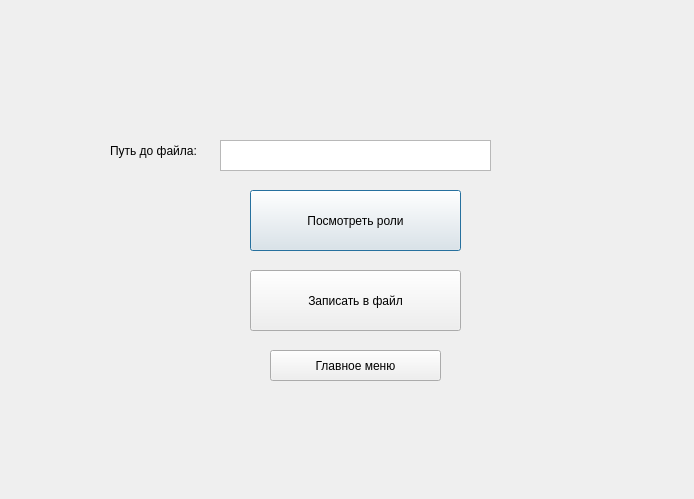
icspero/3-semester-CourseWork_Client, file user_rolewindow.ui: the form before one commit.
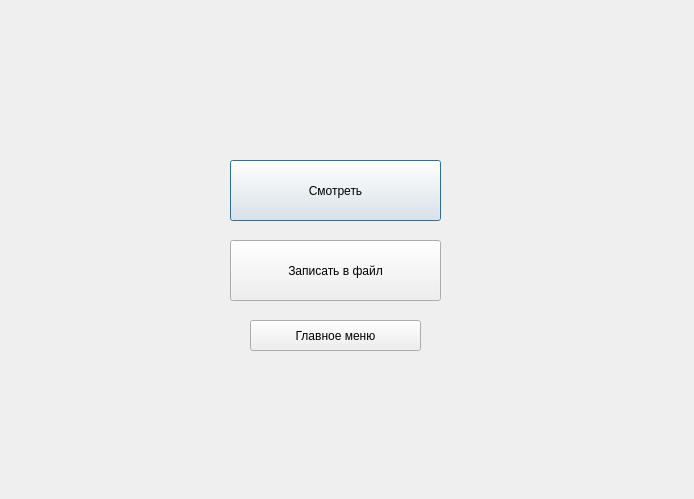
The form after the commit.

Commit message: adding windows for user

Diff of the .ui file:
```diff
--- a/user_rolewindow.ui
+++ b/user_rolewindow.ui
@@ -16,31 +16,21 @@
   <widget class="QPushButton" name="pushButton">
    <property name="geometry">
     <rect>
-     <x>250</x>
-     <y>190</y>
+     <x>230</x>
+     <y>160</y>
      <width>211</width>
      <height>61</height>
     </rect>
    </property>
    <property name="text">
-    <string>Посмотреть роли</string>
-   </property>
-  </widget>
-  <widget class="QTextEdit" name="textEdit">
-   <property name="geometry">
-    <rect>
-     <x>220</x>
-     <y>140</y>
-     <width>271</width>
-     <height>31</height>
-    </rect>
+    <string>Смотреть</string>
    </property>
   </widget>
   <widget class="QPushButton" name="pushButton_2">
    <property name="geometry">
     <rect>
-     <x>250</x>
-     <y>270</y>
+     <x>230</x>
+     <y>240</y>
      <width>211</width>
      <height>61</height>
     </rect>
@@ -52,8 +42,8 @@
   <widget class="QPushButton" name="pushButton_3">
    <property name="geometry">
     <rect>
-     <x>270</x>
-     <y>350</y>
+     <x>250</x>
+     <y>320</y>
      <width>171</width>
      <height>31</height>
     </rect>
@@ -62,19 +52,6 @@
     <string>Главное меню</string>
    </property>
   </widget>
-  <widget class="QLabel" name="label">
-   <property name="geometry">
-    <rect>
-     <x>110</x>
-     <y>140</y>
-     <width>111</width>
-     <height>21</height>
-    </rect>
-   </property>
-   <property name="text">
-    <string>Путь до файла:</string>
-   </property>
-  </widget>
  </widget>
  <resources/>
  <connections/>
```
The commit also changes 74 other files.
